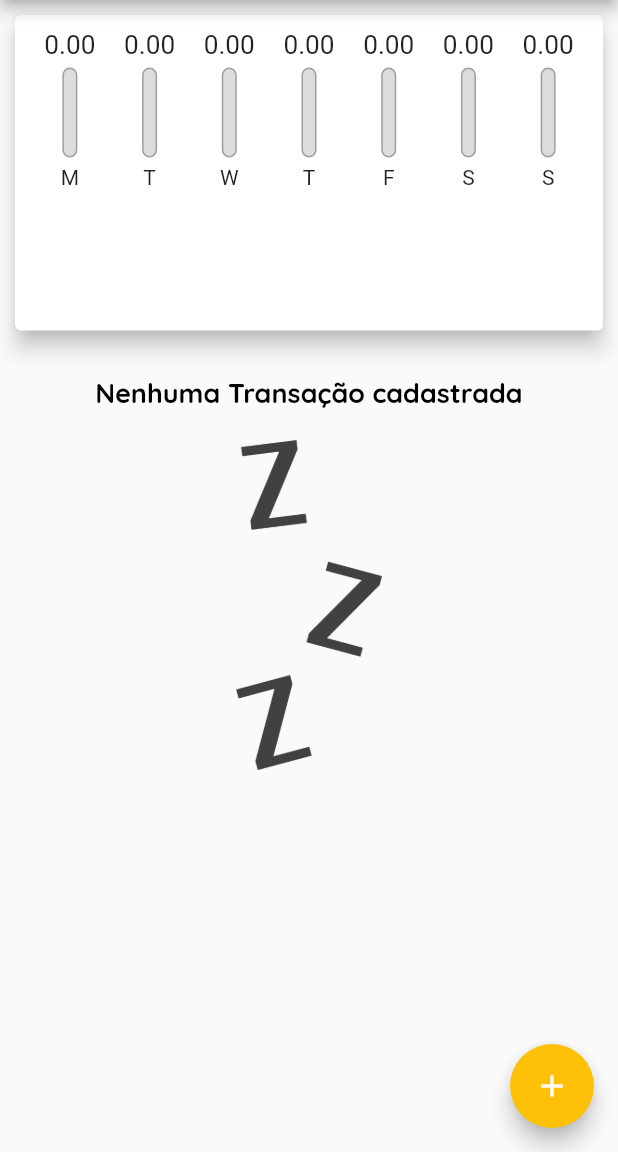
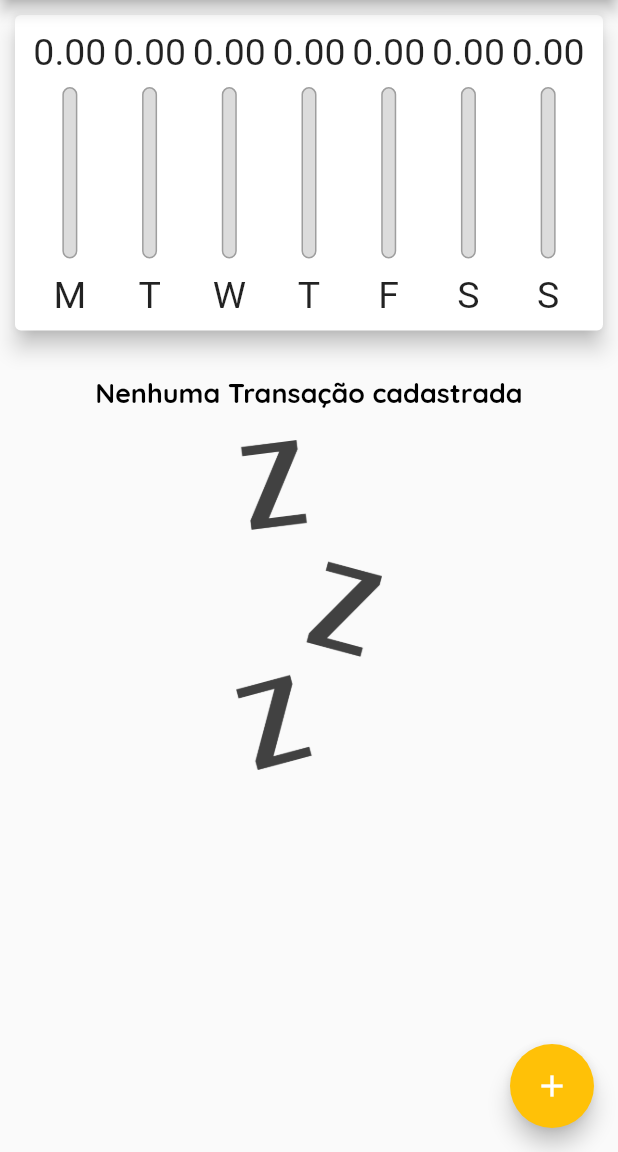
Before and after one commit to 9reis/despesas_pessoais__flutter, a Flutter app: the screen it shows after launch, on a phone screen of 412 x 824 dp, the part 84-1236 px from its top. Run offline on Flutter 3.47's test engine with Material 2 defaults, Android fonts, the phone set to English and light mode, and no system bars.

Commit message:
Usando LayoutBuilder - Interface Responsica/Chart Respv

```diff
--- a/lib/components/chart_bar.dart
+++ b/lib/components/chart_bar.dart
@@ -1,4 +1,5 @@
 import 'package:flutter/material.dart';
+import 'package:flutter/rendering.dart';
 
 class ChartBar extends StatelessWidget {
   ChartBar({
@@ -14,18 +15,20 @@ class ChartBar extends StatelessWidget {
 
   @override
   Widget build(BuildContext context) {
+    return LayoutBuilder(
+      builder: (ctx, constraints) {
         return Column(
           children: [
             //Diminui o texto para que caiba no espaço disponivel
             Container(
-          height: 20,
+              height: constraints.maxHeight * 0.15,
               child: FittedBox(
                 child: Text('${value.toStringAsFixed(2)}'),
               ),
             ),
-        SizedBox(height: 5),
+            SizedBox(height: constraints.maxHeight * 0.05),
             Container(
-          height: 60,
+              height: constraints.maxHeight * 0.6,
               width: 10,
               child: Stack(
                 alignment: Alignment.bottomCenter,
@@ -50,9 +53,16 @@ class ChartBar extends StatelessWidget {
                 ],
               ),
             ),
-        SizedBox(height: 5),
-        Text(label)
+            SizedBox(height: constraints.maxHeight * 0.05),
+            Container(
+              height: constraints.maxHeight * 0.15,
+              child: FittedBox(
+                child: Text(label),
+              ),
+            ),
           ],
+        );
+      },
     );
   }
 }
```
Lines whose indentation alone changed are shown as unchanged.
